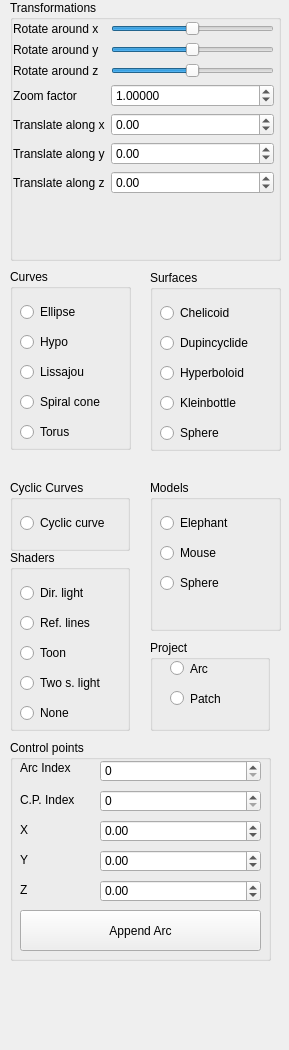
The window that GUI/SideWidget.ui (gabeeka/qt-computer-aided-graphics) describes before a commit, drawn with Qt 5.
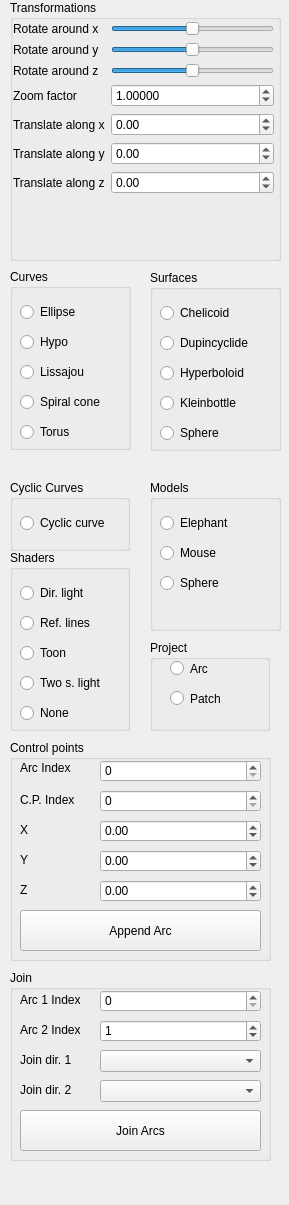
The same window after the commit.

Commit message: Add UI controls for Arc join operation

```diff
--- a/GUI/SideWidget.ui
+++ b/GUI/SideWidget.ui
@@ -7,7 +7,7 @@
     <x>0</x>
     <y>0</y>
     <width>289</width>
-    <height>1050</height>
+    <height>1205</height>
    </rect>
   </property>
   <property name="sizePolicy">
@@ -739,6 +739,127 @@
     </property>
    </widget>
   </widget>
+  <widget class="QGroupBox" name="groupBox_9">
+   <property name="geometry">
+    <rect>
+     <x>10</x>
+     <y>970</y>
+     <width>261</width>
+     <height>191</height>
+    </rect>
+   </property>
+   <property name="title">
+    <string>Join</string>
+   </property>
+   <widget class="QSpinBox" name="arc_join_ind_1">
+    <property name="geometry">
+     <rect>
+      <x>90</x>
+      <y>20</y>
+      <width>161</width>
+      <height>22</height>
+     </rect>
+    </property>
+   </widget>
+   <widget class="QSpinBox" name="arc_join_ind_2">
+    <property name="geometry">
+     <rect>
+      <x>90</x>
+      <y>50</y>
+      <width>161</width>
+      <height>22</height>
+     </rect>
+    </property>
+    <property name="value">
+     <number>1</number>
+    </property>
+   </widget>
+   <widget class="QLabel" name="label_13">
+    <property name="geometry">
+     <rect>
+      <x>10</x>
+      <y>20</y>
+      <width>71</width>
+      <height>20</height>
+     </rect>
+    </property>
+    <property name="text">
+     <string>Arc 1 Index</string>
+    </property>
+   </widget>
+   <widget class="QLabel" name="label_14">
+    <property name="geometry">
+     <rect>
+      <x>10</x>
+      <y>50</y>
+      <width>71</width>
+      <height>20</height>
+     </rect>
+    </property>
+    <property name="text">
+     <string>Arc 2 Index</string>
+    </property>
+   </widget>
+   <widget class="QComboBox" name="arc_join_dir_1">
+    <property name="geometry">
+     <rect>
+      <x>90</x>
+      <y>80</y>
+      <width>161</width>
+      <height>22</height>
+     </rect>
+    </property>
+   </widget>
+   <widget class="QComboBox" name="arc_join_dir_2">
+    <property name="geometry">
+     <rect>
+      <x>90</x>
+      <y>110</y>
+      <width>161</width>
+      <height>22</height>
+     </rect>
+    </property>
+   </widget>
+   <widget class="QLabel" name="label_15">
+    <property name="geometry">
+     <rect>
+      <x>10</x>
+      <y>80</y>
+      <width>71</width>
+      <height>20</height>
+     </rect>
+    </property>
+    <property name="text">
+     <string>Join dir. 1</string>
+    </property>
+   </widget>
+   <widget class="QLabel" name="label_16">
+    <property name="geometry">
+     <rect>
+      <x>10</x>
+      <y>110</y>
+      <width>71</width>
+      <height>20</height>
+     </rect>
+    </property>
+    <property name="text">
+     <string>Join dir. 2</string>
+    </property>
+   </widget>
+   <widget class="QPushButton" name="join_arcs">
+    <property name="geometry">
+     <rect>
+      <x>10</x>
+      <y>140</y>
+      <width>241</width>
+      <height>41</height>
+     </rect>
+    </property>
+    <property name="text">
+     <string>Join Arcs</string>
+    </property>
+   </widget>
+  </widget>
  </widget>
  <resources/>
  <connections/>
```
The commit also changes 4 other files.
